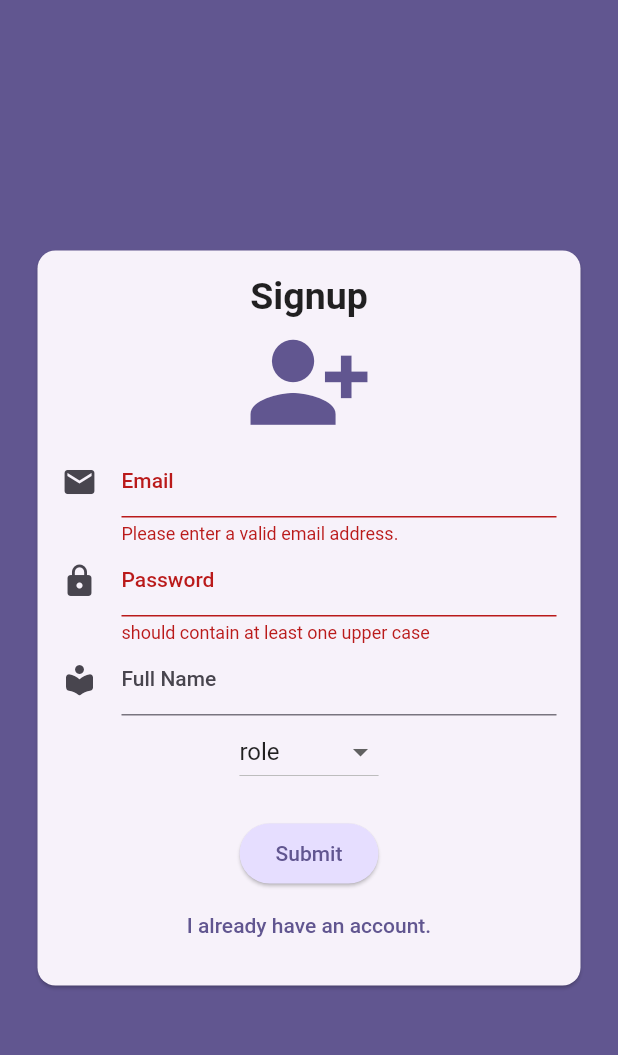
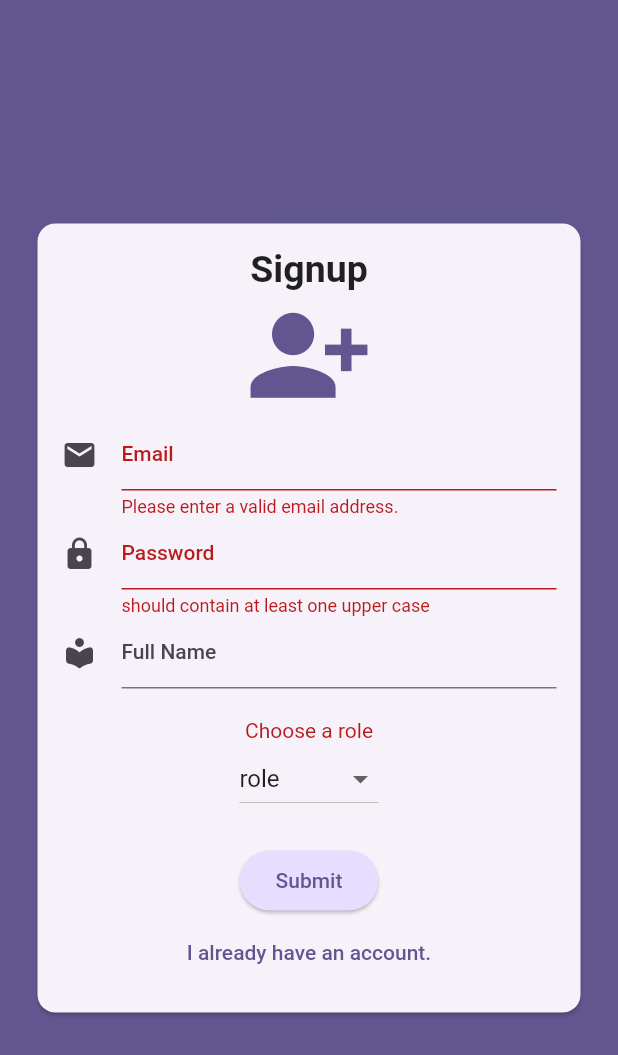
Before and after one commit to KarimSakr/Tasketo, a Flutter app: the screen it shows after launch, after a tap on "Submit", after a tap on "I don't have an account.", on a phone screen of 412 x 824 dp. Shown: the top 1055 px of the screen. Run offline on Flutter 3.47's test engine with Material 2 defaults, Android fonts, the phone set to English and light mode, and no system bars; our stand-ins replace firebase_auth, firebase_core; accounts and stored records are empty; generated files the repository leaves out were written again.

Commit message:
Added message when role is not selected

```diff
--- a/lib/Views/Auth/auth_screen_view_model.dart
+++ b/lib/Views/Auth/auth_screen_view_model.dart
@@ -6,6 +6,7 @@ class AuthViewModel {
   final GlobalKey<FormState> formKey = GlobalKey<FormState>();
   bool isOnLoginScreen = true;
   bool isLoading = false;
+  bool isRoleSelected = false;
 
   Role selectedRole = Role.role;
 
@@ -17,8 +18,11 @@ class AuthViewModel {
 
   Future<void> submit() async {
     final isValid = formKey.currentState!.validate();
+    if (selectedRole != Role.role) {
+      isRoleSelected = true;
+    }
 
-    if (isValid && selectedRole != Role.role) {
+    if (isValid && isRoleSelected) {
       formKey.currentState!.save();
 
       if (isOnLoginScreen) {
--- a/lib/Views/Auth/auth_view.dart
+++ b/lib/Views/Auth/auth_view.dart
@@ -102,6 +102,11 @@ class _AuthViewState extends State<AuthView> {
                           _viewModel.enteredFullName = value!;
                         },
                       ),
+                      const SizedBox(height: 20),
+                      if(!_viewModel.isRoleSelected && !_viewModel.isOnLoginScreen)
+                       Text("Choose a role", style: TextStyle(
+                        color: Colors.red.shade900,
+                      ),),
                     if (!_viewModel.isOnLoginScreen)
                       DropdownButton(
                         value: _viewModel.selectedRole,
```
